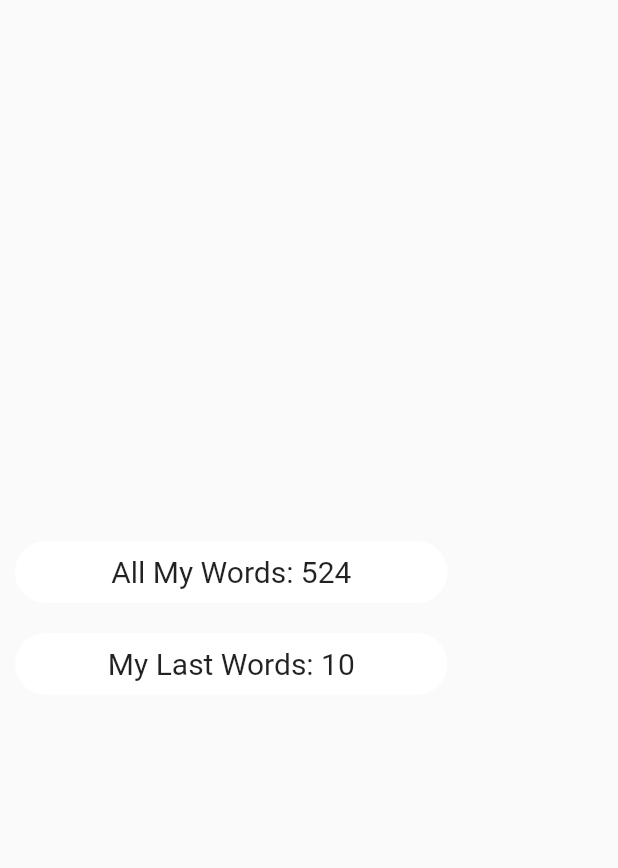
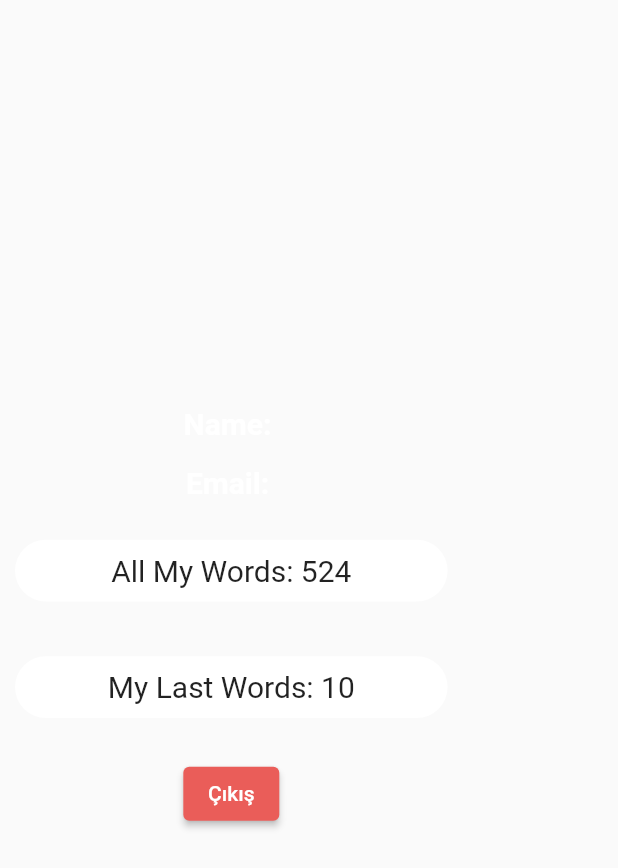
Before and after one commit to aydnburak/My_Words_App, a Flutter app: the ProfilView widget shown alone on an empty page, opened directly, on a phone screen of 412 x 824 dp. Shown: the top 868 px of the screen. Run offline on Flutter 3.47's test engine with Material 2 defaults, Android fonts, the phone set to English and light mode, and no system bars; our stand-ins replace auto_size_text, cloud_firestore, convex_bottom_bar, firebase_auth, firebase_core, flutter_signin_button and 4 more; accounts and stored records are empty.

Commit message:
auth islemleri tamamlandı

```diff
--- /dev/null
+++ b/lib/models/my_user.dart
@@ -0,0 +1,38 @@
+import 'package:cloud_firestore/cloud_firestore.dart';
+
+class MyUser {
+  final String userID;
+  String? email;
+  String? name;
+  DateTime? createdAt;
+  DateTime? updatedAt;
+
+  MyUser(
+      {required this.userID,
+      required this.email,
+      required this.name,
+      this.createdAt,
+      this.updatedAt});
+
+  @override
+  String toString() {
+    return 'Kullanici{userID: $userID, email: $email, name: $name, createdAt: $createdAt, updatedAt: $updatedAt}';
+  }
+
+  Map<String, dynamic> toMap() {
+    return {
+      'userID': userID,
+      'email': email,
+      'name': name,
+      'createdAt': createdAt ?? FieldValue.serverTimestamp(),
+      'updatedAt': updatedAt ?? FieldValue.serverTimestamp(),
+    };
+  }
+
+  MyUser.fromMap(Map<String, dynamic> map)
+      : userID = map['userID'],
+        email = map['email'],
+        name = map['name'],
+        createdAt = (map['createdAt'] as Timestamp).toDate(),
+        updatedAt = (map['updatedAt'] as Timestamp).toDate();
+}
--- /dev/null
+++ b/lib/repositorys/firestore_repository.dart
@@ -0,0 +1,3 @@
+import 'package:my_words_app/services/firestore_service.dart';
+
+class FirestoreRepository implements DbBase {}
--- a/lib/view/home/home_view.dart
+++ b/lib/view/home/home_view.dart
@@ -1,9 +1,11 @@
 import 'package:auto_size_text/auto_size_text.dart';
 import 'package:flutter/cupertino.dart';
 import 'package:flutter/material.dart';
+import 'package:get/get.dart';
 import 'package:my_words_app/components/answers.dart';
 import 'package:my_words_app/components/next_button.dart';
 import 'package:my_words_app/constants/colors.dart';
+import 'package:my_words_app/controllers/auth_controller.dart';
 import 'package:toggle_switch/toggle_switch.dart';
 
 class HomeView extends StatelessWidget {
--- a/lib/view/profile/profile_view.dart
+++ b/lib/view/profile/profile_view.dart
@@ -1,16 +1,39 @@
 import 'package:flutter/material.dart';
+import 'package:get/get.dart';
 import 'package:my_words_app/constants/colors.dart';
+import 'package:my_words_app/controllers/auth_controller.dart';
+import 'package:my_words_app/controllers/my_page_controller.dart';
 
 class ProfilView extends StatelessWidget {
-  const ProfilView({Key? key}) : super(key: key);
+  ProfilView({Key? key});
 
   @override
   Widget build(BuildContext context) {
+    final AuthController _authController = Get.find();
+    final MyPageController _myPageController = Get.find();
     final height = MediaQuery.of(context).size.height;
     final width = MediaQuery.of(context).size.width;
     return Column(
       mainAxisAlignment: MainAxisAlignment.center,
       children: <Widget>[
+        Text(
+          "Name: " + _authController.myUser!.name!,
+          style: TextStyle(
+            color: AppColors.white,
+            fontSize: 20,
+            fontWeight: FontWeight.bold,
+          ),
+        ),
+        SizedBox(height: height * 0.02),
+        Text(
+          "Email: " + _authController.myUser!.email!,
+          style: TextStyle(
+            color: AppColors.white,
+            fontSize: 20,
+            fontWeight: FontWeight.bold,
+          ),
+        ),
+        SizedBox(height: height * 0.02),
         Container(
           height: height * 0.05,
           width: width * 0.7,
@@ -26,6 +49,7 @@ class ProfilView extends StatelessWidget {
             ),
           ),
         ),
+        SizedBox(height: height * 0.02),
         Container(
           margin: EdgeInsets.all(10),
           height: height * 0.05,
@@ -41,6 +65,14 @@ class ProfilView extends StatelessWidget {
             ),
           ),
         ),
+        SizedBox(height: height * 0.02),
+        ElevatedButton(
+            onPressed: () async {
+              await _authController.singOut();
+              _myPageController.pageUpdate = 1;
+            },
+            style: ElevatedButton.styleFrom(primary: AppColors.red),
+            child: Text("Çıkış"))
       ],
     );
   }
--- a/pubspec.yaml
+++ b/pubspec.yaml
@@ -32,6 +32,12 @@ dependencies:
   convex_bottom_bar: ^3.0.0
   auto_size_text: ^3.0.0-nullsafety.0
   toggle_switch: ^1.0.0+1
+  firebase_core: ^1.3.0
+  firebase_auth: ^1.4.1
+  cloud_firestore: ^2.2.2
+  google_sign_in: ^5.0.4
+  get_it: ^7.1.3
+  flutter_signin_button: ^2.0.0
 
 dev_dependencies:
   flutter_test:
```
Also changed, not shown: lib/controllers/auth_controller.dart (added, +52 -0 lines), lib/locator.dart (added, +14 -0 lines), lib/main.dart (+7 -38 lines), lib/repositorys/auth_repository.dart (added, +22 -0 lines), lib/services/auth_service.dart (added, +51 -0 lines), lib/services/firestore_service.dart (added, +7 -0 lines), lib/view/loading/loading_view.dart (added, +50 -0 lines), lib/view/login/login_view.dart (added, +31 -0 lines), lib/view/splash/splash_view.dart (added, +15 -0 lines), pubspec.lock, 3 other files.
